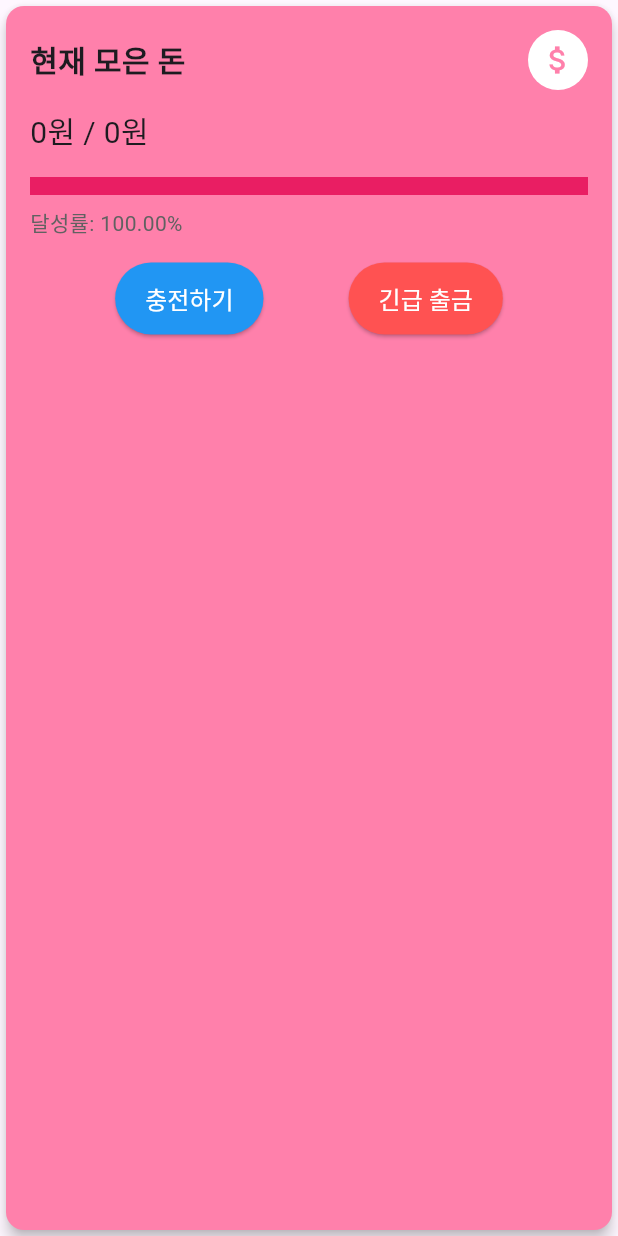
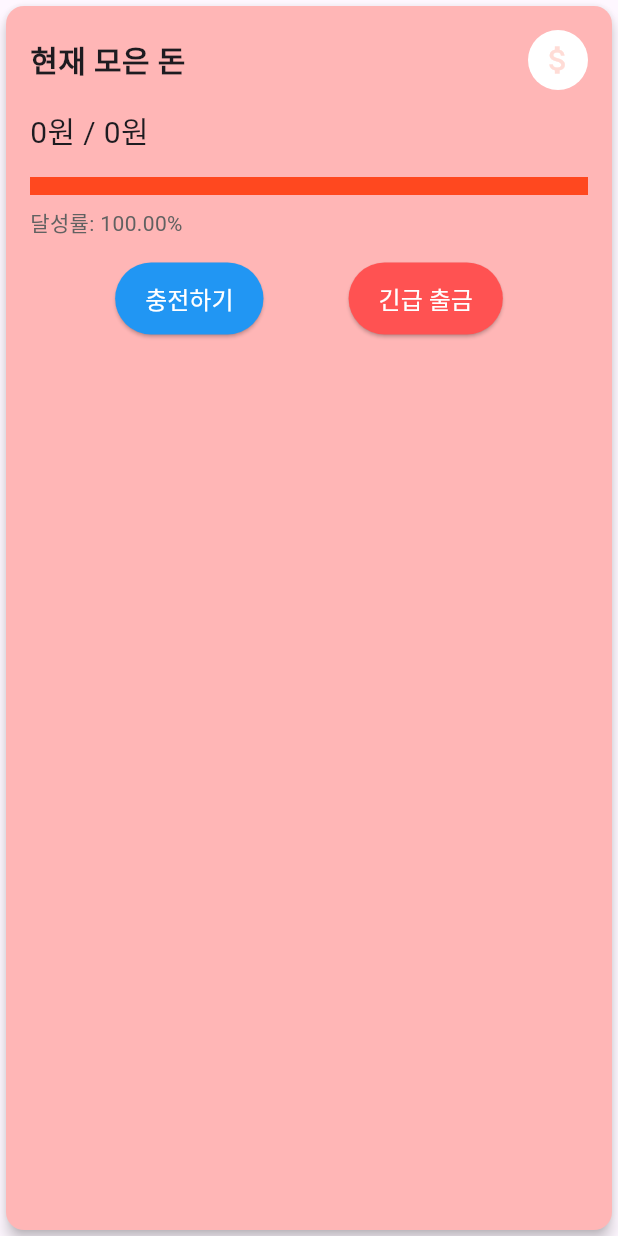
Before and after one commit to BBYUworld/bbyu-fe, a Flutter app: the GoalCard widget shown alone on an empty page, opened directly with empty values, on a phone screen of 412 x 824 dp. Run offline on Flutter 3.47's test engine with Material 3 defaults, Android fonts, the phone set to English and light mode, and no system bars; our stand-ins replace dio, fl_chart, flutter_secure_storage, table_calendar, webview_flutter; missing offline and left inert: remedi_kopo; accounts and stored records are empty; network calls fail.

Commit message:
design: fund 조회 Color 수정

```diff
--- a/lib/views/fund/fund_view.dart
+++ b/lib/views/fund/fund_view.dart
@@ -136,7 +136,7 @@ class _FundViewState extends State<FundView> {
           '펀드 관리',
           style: TextStyle(fontSize: 24, fontWeight: FontWeight.bold),
         ),
-        backgroundColor: Colors.pinkAccent,
+        backgroundColor: Color(0xFFFC8D94),
       ),
       body: FutureBuilder<Map<String, dynamic>>(
         future: _initialDataFuture,
--- a/lib/widgets/fund/emergency_card.dart
+++ b/lib/widgets/fund/emergency_card.dart
@@ -11,6 +11,7 @@ class EmergencyCard extends StatelessWidget {
   Widget build(BuildContext context) {
     return Card(
       shape: RoundedRectangleBorder(borderRadius: BorderRadius.circular(12)),
+      color: Color(0xFFFFCDD0),
       elevation: 4,
       child: Padding(
         padding: const EdgeInsets.all(16.0),
--- a/lib/widgets/fund/goal_card.dart
+++ b/lib/widgets/fund/goal_card.dart
@@ -49,7 +49,7 @@ class _GoalCardState extends State<GoalCard> {
       },
       child: Card(
         shape: RoundedRectangleBorder(borderRadius: BorderRadius.circular(12)),
-        color: Colors.pinkAccent[100],
+        color: Color(0xffffb6b6),
         elevation: 4,
         child: Padding(
           padding: const EdgeInsets.all(16.0),
@@ -68,7 +68,7 @@ class _GoalCardState extends State<GoalCard> {
                     child: Icon(
                       Icons.attach_money,
                       size: 24,
-                      color: Colors.pinkAccent[100],
+                      color: Color(0xffffdcd6),
                     ),
                     backgroundColor: Colors.white,
                   ),
@@ -81,7 +81,7 @@ class _GoalCardState extends State<GoalCard> {
                 value: progress,
                 minHeight: 12,
                 backgroundColor: Colors.grey[300],
-                color: Colors.pink,
+                color: Color(0xffff481f),
               ),
               SizedBox(height: 8),
               Text(
--- a/lib/widgets/fund/transaction_chart.dart
+++ b/lib/widgets/fund/transaction_chart.dart
@@ -14,6 +14,7 @@ class TransactionChart extends StatelessWidget {
   @override
   Widget build(BuildContext context) {
     return Card(
+      color: Color(0xFFFFE5E5),
       shape: RoundedRectangleBorder(borderRadius: BorderRadius.circular(12)),
       elevation: 4,
       child: Padding(
@@ -27,6 +28,7 @@ class TransactionChart extends StatelessWidget {
               height: 300,
               child: LineChart(
                 LineChartData(
+                  backgroundColor : Colors.white,
                   gridData: FlGridData(show: true),
                   titlesData: FlTitlesData(
                     leftTitles: SideTitles(
@@ -54,7 +56,7 @@ class TransactionChart extends StatelessWidget {
                     LineChartBarData(
                       spots: _generateDataPoints(fundOverview, fundTransactions),
                       isCurved: true,
-                      colors: [Colors.pinkAccent],
+                      colors: [Colors.pink],
                       barWidth: 3,
                       dotData: FlDotData(show: true),
                       belowBarData: BarAreaData(show: false),
```
